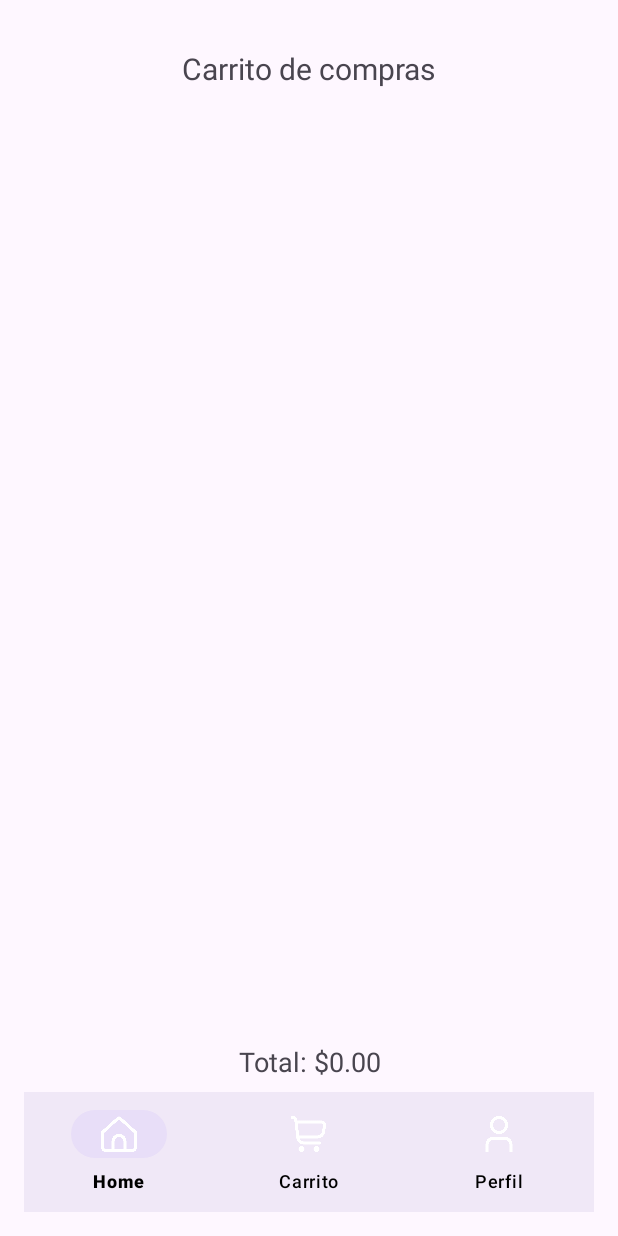
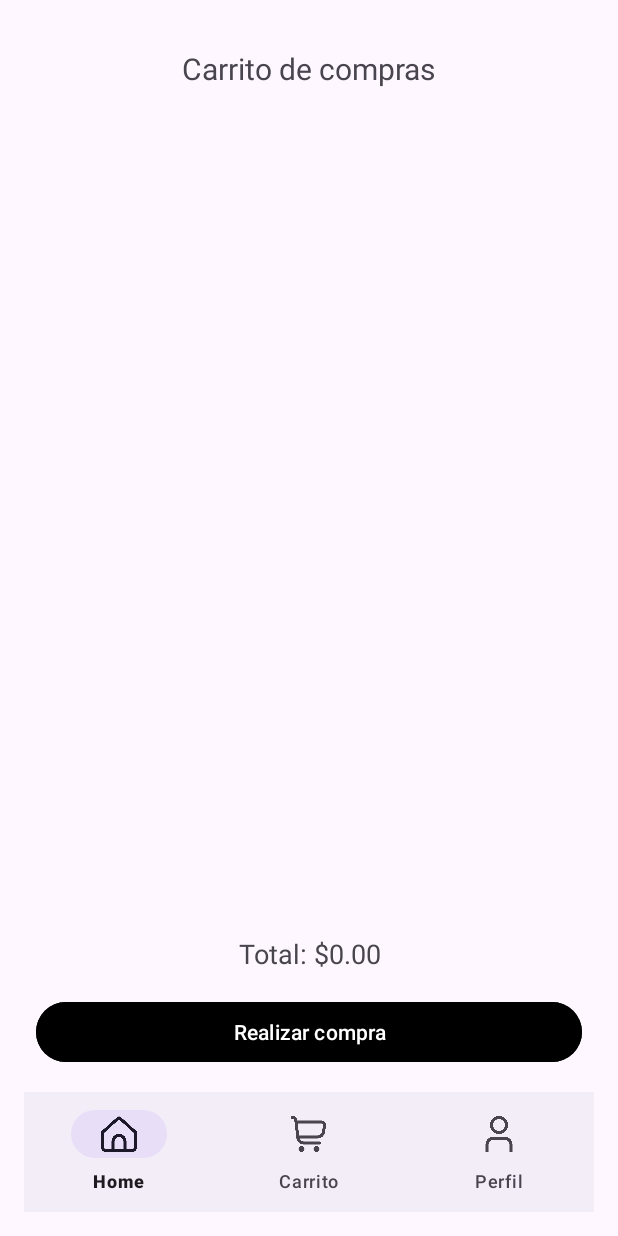
Before and after one commit to AlbertoRa09/E-comerce_Proyecto, an Android app: the layout activity_carrito.xml on its own in the app's theme, with its tools: preview values and no code run, on a phone screen of 412 x 824 dp. Run offline under Robolectric (Android 15) with nearby library versions, the phone set to English and light mode, and no system bars; network calls fail.

Commit message:
Compra-1

```diff
--- a/app/src/main/res/layout/activity_carrito.xml
+++ b/app/src/main/res/layout/activity_carrito.xml
@@ -36,14 +36,21 @@
         android:textAlignment="center"
         android:layout_gravity="center" />
 
+    <Button
+        android:id="@+id/btnRealizarCompra"
+        android:layout_width="match_parent"
+        android:layout_height="wrap_content"
+        android:text="Realizar compra"
+        android:layout_margin="8dp"
+        android:backgroundTint="@color/black"
+        android:textColor="@android:color/white" />
+
+
     <!-- Barra de navegación inferior -->
     <com.google.android.material.bottomnavigation.BottomNavigationView
         android:id="@+id/bottomNavigationView"
         android:layout_width="match_parent"
         android:layout_height="wrap_content"
-        android:background="?android:attr/windowBackground"
         app:menu="@menu/bottom_nav_menu"
-        app:itemIconTint="@color/white"
-        app:itemTextColor="@color/black"
-        app:labelVisibilityMode="labeled" />
+        android:layout_marginTop="8dp" />
 </LinearLayout>
```
Also changed, not shown: app/src/main/java/com/example/proyecto_dsw9/CarritoActivity.kt (+57 -24 lines), app/src/main/java/com/example/proyecto_dsw9/CarritoAdapter.kt (+10 -9 lines), app/src/main/java/com/example/proyecto_dsw9/DetalleProductoActivity.kt (+35 -8 lines), app/src/main/res/layout/activity_detalle_producto.xml (+9 -0 lines).
